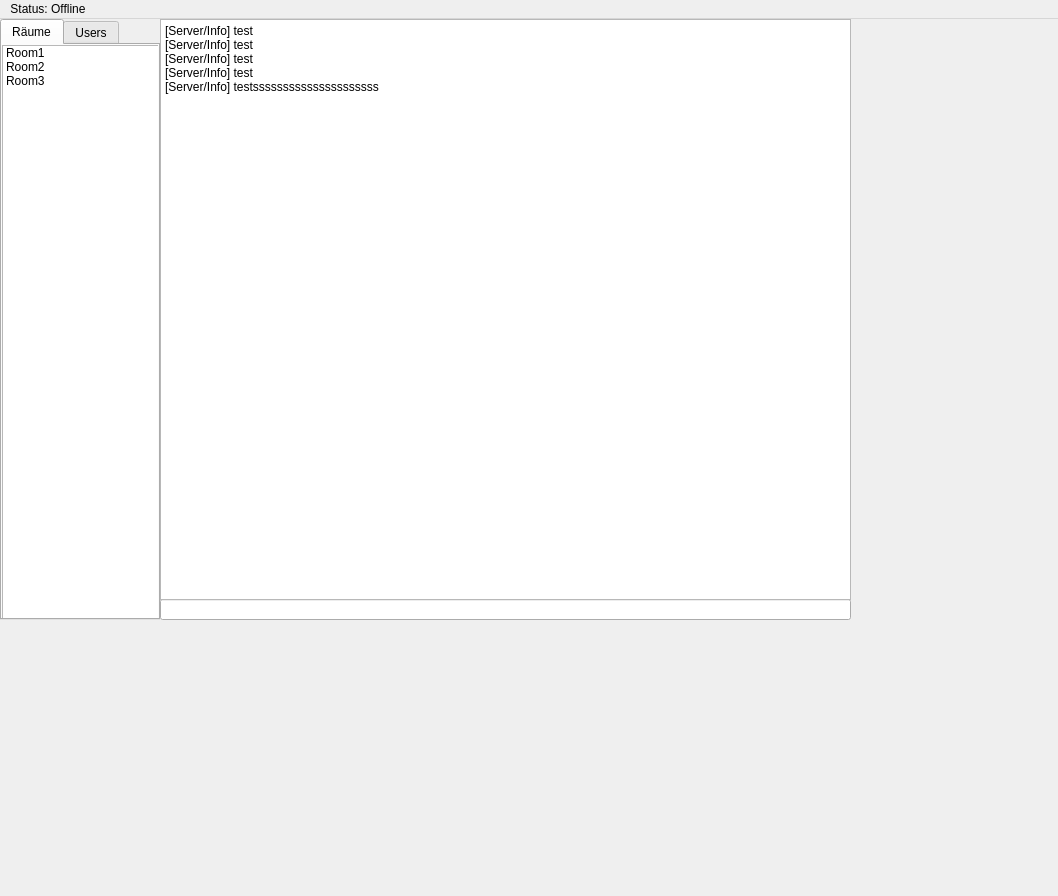
Before: the Qt Designer form Client/Chris/GUI/untitled.ui in Gamefors/ChatProgram, drawn with Qt 5.
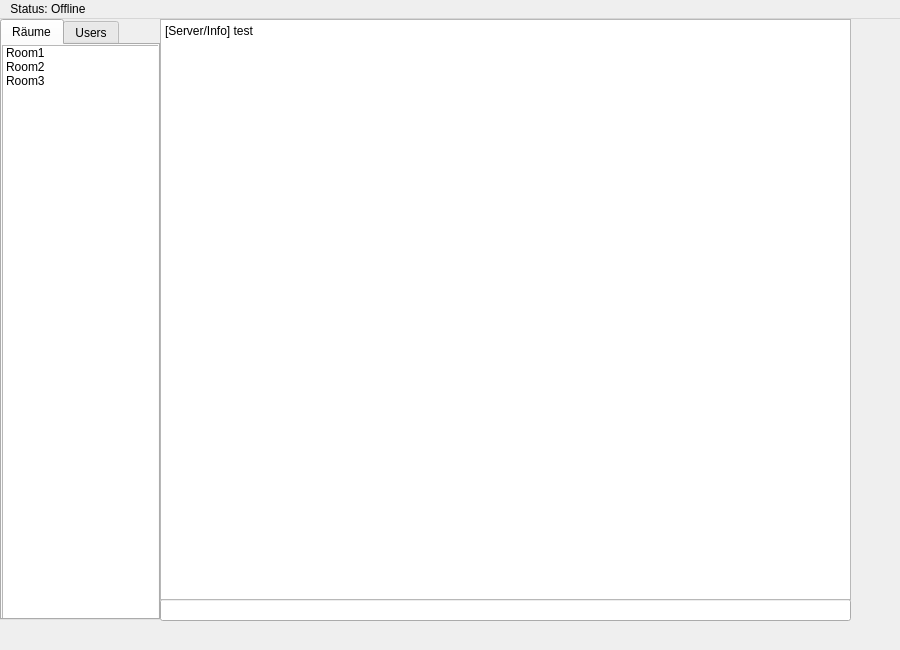
After: the same form once the commit is applied. Icons and pictures are not drawn.

```diff
--- a/Client/Chris/GUI/untitled.ui
+++ b/Client/Chris/GUI/untitled.ui
@@ -6,8 +6,8 @@
    <rect>
     <x>0</x>
     <y>0</y>
-    <width>1058</width>
-    <height>896</height>
+    <width>900</width>
+    <height>650</height>
    </rect>
   </property>
   <property name="tabletTracking">
@@ -24,6 +24,12 @@
    <property name="enabled">
     <bool>true</bool>
    </property>
+   <property name="sizePolicy">
+    <sizepolicy hsizetype="Expanding" vsizetype="Expanding">
+     <horstretch>0</horstretch>
+     <verstretch>0</verstretch>
+    </sizepolicy>
+   </property>
    <property name="acceptDrops">
     <bool>true</bool>
    </property>
@@ -39,7 +45,7 @@
       <x>160</x>
       <y>580</y>
       <width>691</width>
-      <height>21</height>
+      <height>22</height>
      </rect>
     </property>
     <layout class="QVBoxLayout" name="verticalLayout_2">
@@ -81,10 +87,7 @@
        </property>
        <property name="plainText">
         <string>[Server/Info] test
-[Server/Info] test
-[Server/Info] test
-[Server/Info] test
-[Server/Info] testsssssssssssssssssssss
+
  </string>
        </property>
        <property name="maximumBlockCount">
@@ -209,7 +212,7 @@
     <rect>
      <x>0</x>
      <y>0</y>
-     <width>1058</width>
+     <width>900</width>
      <height>21</height>
     </rect>
    </property>
```
Left out of the diff: 10 changed lines with no effect on the pictures.
